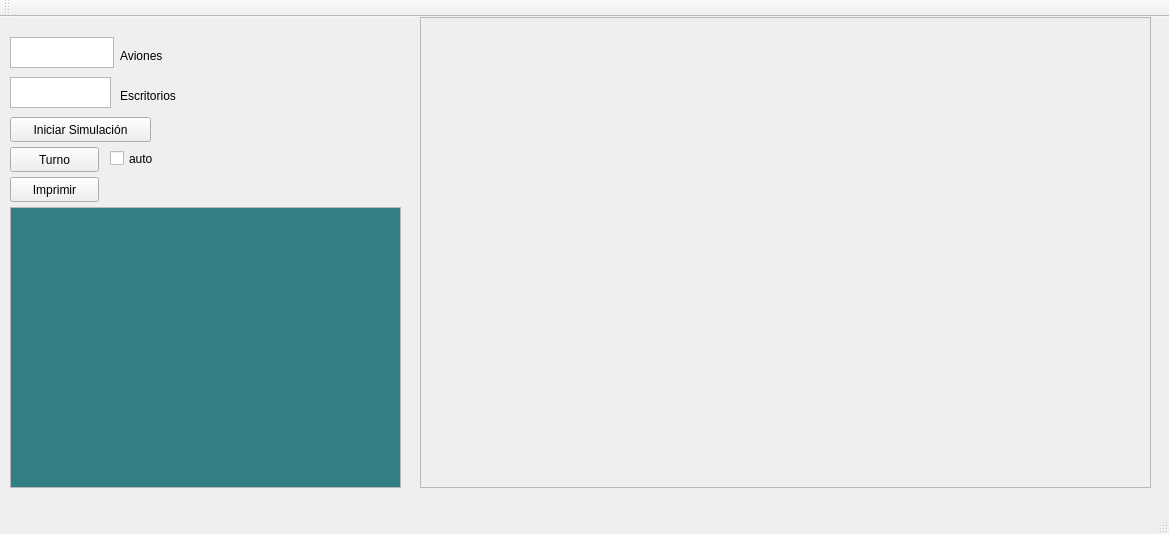
The window that [EDD]Practica1_201404218/EDD_Practica1_201404218/mainwindow.ui (DavidTortola/EDD_201404218) describes before a commit, drawn with Qt 5.
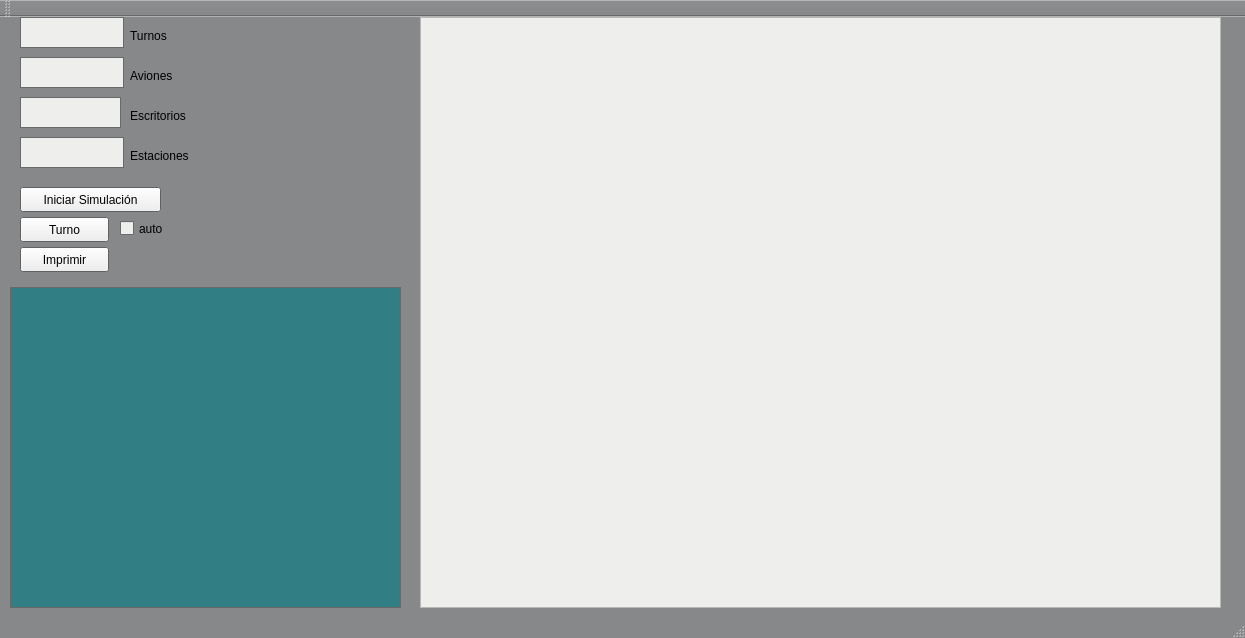
The same window after the commit.

The edit to the form file:
```diff
--- a/[EDD]Practica1_201404218/EDD_Practica1_201404218/mainwindow.ui
+++ b/[EDD]Practica1_201404218/EDD_Practica1_201404218/mainwindow.ui
@@ -6,10 +6,74 @@
    <rect>
     <x>0</x>
     <y>0</y>
-    <width>1169</width>
-    <height>534</height>
+    <width>1245</width>
+    <height>638</height>
    </rect>
   </property>
+  <property name="palette">
+   <palette>
+    <active>
+     <colorrole role="Base">
+      <brush brushstyle="SolidPattern">
+       <color alpha="255">
+        <red>238</red>
+        <green>238</green>
+        <blue>236</blue>
+       </color>
+      </brush>
+     </colorrole>
+     <colorrole role="Window">
+      <brush brushstyle="SolidPattern">
+       <color alpha="255">
+        <red>135</red>
+        <green>136</green>
+        <blue>137</blue>
+       </color>
+      </brush>
+     </colorrole>
+    </active>
+    <inactive>
+     <colorrole role="Base">
+      <brush brushstyle="SolidPattern">
+       <color alpha="255">
+        <red>238</red>
+        <green>238</green>
+        <blue>236</blue>
+       </color>
+      </brush>
+     </colorrole>
+     <colorrole role="Window">
+      <brush brushstyle="SolidPattern">
+       <color alpha="255">
+        <red>135</red>
+        <green>136</green>
+        <blue>137</blue>
+       </color>
+      </brush>
+     </colorrole>
+    </inactive>
+    <disabled>
+     <colorrole role="Base">
+      <brush brushstyle="SolidPattern">
+       <color alpha="255">
+        <red>135</red>
+        <green>136</green>
+        <blue>137</blue>
+       </color>
+      </brush>
+     </colorrole>
+     <colorrole role="Window">
+      <brush brushstyle="SolidPattern">
+       <color alpha="255">
+        <red>135</red>
+        <green>136</green>
+        <blue>137</blue>
+       </color>
+      </brush>
+     </colorrole>
+    </disabled>
+   </palette>
+  </property>
   <property name="windowTitle">
    <string>[EDD]Practica1_201404218</string>
   </property>
@@ -18,9 +82,9 @@
     <property name="geometry">
      <rect>
       <x>10</x>
-      <y>190</y>
+      <y>270</y>
       <width>391</width>
-      <height>281</height>
+      <height>321</height>
      </rect>
     </property>
     <property name="palette">
@@ -91,8 +155,8 @@
    <widget class="QPushButton" name="btnImprimir">
     <property name="geometry">
      <rect>
-      <x>10</x>
-      <y>160</y>
+      <x>20</x>
+      <y>230</y>
       <width>89</width>
       <height>25</height>
      </rect>
@@ -106,10 +170,74 @@
      <rect>
       <x>420</x>
       <y>0</y>
-      <width>731</width>
-      <height>471</height>
+      <width>801</width>
+      <height>591</height>
      </rect>
     </property>
+    <property name="palette">
+     <palette>
+      <active>
+       <colorrole role="Base">
+        <brush brushstyle="SolidPattern">
+         <color alpha="255">
+          <red>239</red>
+          <green>239</green>
+          <blue>239</blue>
+         </color>
+        </brush>
+       </colorrole>
+       <colorrole role="Window">
+        <brush brushstyle="SolidPattern">
+         <color alpha="255">
+          <red>238</red>
+          <green>238</green>
+          <blue>236</blue>
+         </color>
+        </brush>
+       </colorrole>
+      </active>
+      <inactive>
+       <colorrole role="Base">
+        <brush brushstyle="SolidPattern">
+         <color alpha="255">
+          <red>239</red>
+          <green>239</green>
+          <blue>239</blue>
+         </color>
+        </brush>
+       </colorrole>
+       <colorrole role="Window">
+        <brush brushstyle="SolidPattern">
+         <color alpha="255">
+          <red>238</red>
+          <green>238</green>
+          <blue>236</blue>
+         </color>
+        </brush>
+       </colorrole>
+      </inactive>
+      <disabled>
+       <colorrole role="Base">
+        <brush brushstyle="SolidPattern">
+         <color alpha="255">
+          <red>238</red>
+          <green>238</green>
+          <blue>236</blue>
+         </color>
+        </brush>
+       </colorrole>
+       <colorrole role="Window">
+        <brush brushstyle="SolidPattern">
+         <color alpha="255">
+          <red>238</red>
+          <green>238</green>
+          <blue>236</blue>
+         </color>
+        </brush>
+       </colorrole>
+      </disabled>
+     </palette>
+    </property>
     <property name="widgetResizable">
      <bool>true</bool>
     </property>
@@ -118,8 +246,8 @@
       <rect>
        <x>0</x>
        <y>0</y>
-       <width>729</width>
-       <height>469</height>
+       <width>799</width>
+       <height>589</height>
       </rect>
      </property>
     </widget>
@@ -140,8 +268,8 @@
    <widget class="QPushButton" name="btnTurno">
     <property name="geometry">
      <rect>
-      <x>10</x>
-      <y>130</y>
+      <x>20</x>
+      <y>200</y>
       <width>89</width>
       <height>25</height>
      </rect>
@@ -153,8 +281,8 @@
    <widget class="QTextEdit" name="txtAviones">
     <property name="geometry">
      <rect>
-      <x>10</x>
-      <y>20</y>
+      <x>20</x>
+      <y>40</y>
       <width>104</width>
       <height>31</height>
      </rect>
@@ -163,8 +291,8 @@
    <widget class="QPushButton" name="inicio">
     <property name="geometry">
      <rect>
-      <x>10</x>
-      <y>100</y>
+      <x>20</x>
+      <y>170</y>
       <width>141</width>
       <height>25</height>
      </rect>
@@ -176,8 +304,8 @@
    <widget class="QTextEdit" name="txtEscritorios">
     <property name="geometry">
      <rect>
-      <x>10</x>
-      <y>60</y>
+      <x>20</x>
+      <y>80</y>
       <width>101</width>
       <height>31</height>
      </rect>
@@ -186,8 +314,8 @@
    <widget class="QCheckBox" name="checkBox">
     <property name="geometry">
      <rect>
-      <x>110</x>
-      <y>130</y>
+      <x>120</x>
+      <y>200</y>
       <width>92</width>
       <height>23</height>
      </rect>
@@ -199,8 +327,8 @@
    <widget class="QLabel" name="label_2">
     <property name="geometry">
      <rect>
-      <x>120</x>
-      <y>30</y>
+      <x>130</x>
+      <y>50</y>
       <width>67</width>
       <height>17</height>
      </rect>
@@ -212,9 +340,9 @@
    <widget class="QLabel" name="label_3">
     <property name="geometry">
      <rect>
-      <x>120</x>
-      <y>70</y>
-      <width>67</width>
+      <x>130</x>
+      <y>90</y>
+      <width>81</width>
       <height>17</height>
      </rect>
     </property>
@@ -222,6 +350,52 @@
      <string>Escritorios</string>
     </property>
    </widget>
+   <widget class="QTextEdit" name="txtTurnos">
+    <property name="geometry">
+     <rect>
+      <x>20</x>
+      <y>0</y>
+      <width>104</width>
+      <height>31</height>
+     </rect>
+    </property>
+   </widget>
+   <widget class="QTextEdit" name="txtMantenimiento">
+    <property name="geometry">
+     <rect>
+      <x>20</x>
+      <y>120</y>
+      <width>104</width>
+      <height>31</height>
+     </rect>
+    </property>
+   </widget>
+   <widget class="QLabel" name="label_4">
+    <property name="geometry">
+     <rect>
+      <x>130</x>
+      <y>10</y>
+      <width>67</width>
+      <height>17</height>
+     </rect>
+    </property>
+    <property name="text">
+     <string>Turnos</string>
+    </property>
+   </widget>
+   <widget class="QLabel" name="label_5">
+    <property name="geometry">
+     <rect>
+      <x>130</x>
+      <y>130</y>
+      <width>81</width>
+      <height>17</height>
+     </rect>
+    </property>
+    <property name="text">
+     <string>Estaciones</string>
+    </property>
+   </widget>
   </widget>
   <widget class="QMenuBar" name="menuBar">
    <property name="geometry">
```
Left out of the diff: 2 changed lines with no effect on the pictures.
